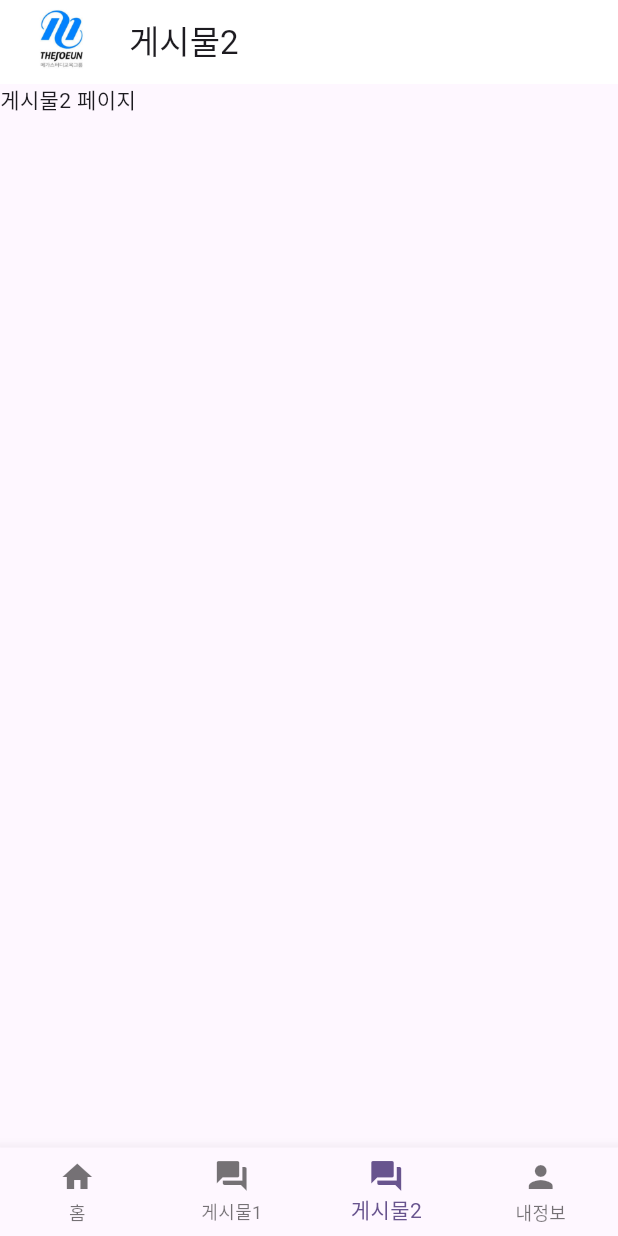
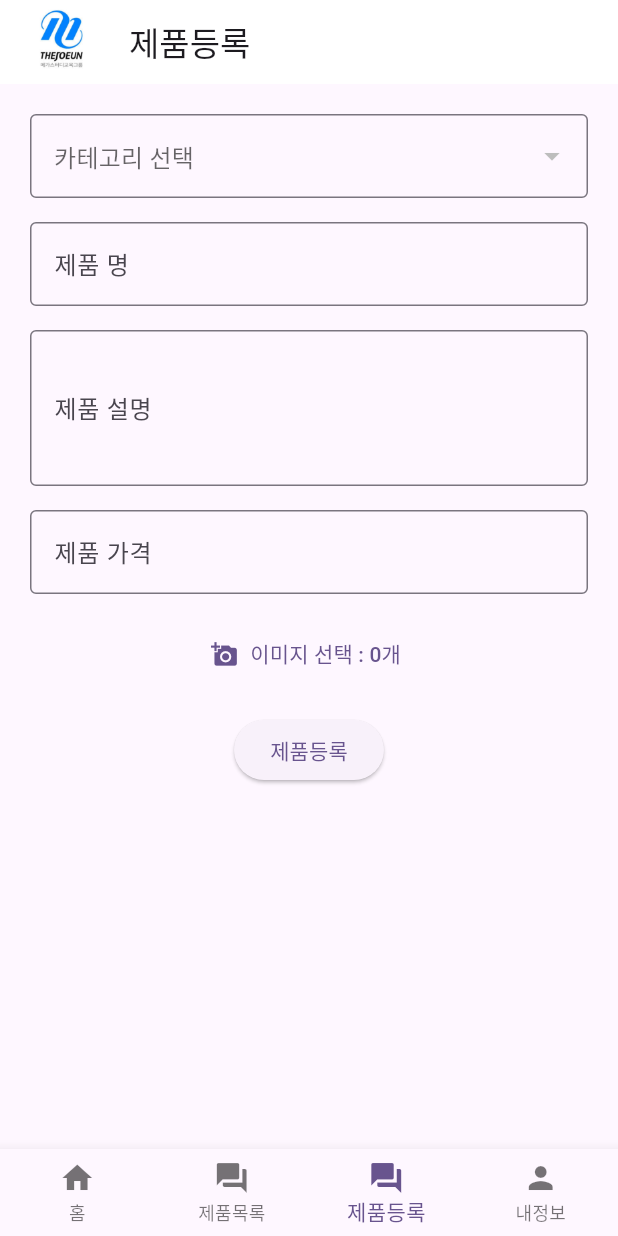
Before and after one commit to leeminjin0827/tj2024b_app, a Flutter app: the MainApp screen opened directly, item 3 of the bottom bar chosen, on a phone screen of 412 x 824 dp. Run offline on Flutter 3.47's test engine with Material 3 defaults, Android fonts, the phone set to English and light mode, and no system bars; our stand-ins replace dio, fluttertoast, image_picker, shared_preferences; accounts and stored records are empty; network calls fail.

```diff
--- a/devtools_options.yaml
+++ b/devtools_options.yaml
@@ -1,3 +1,4 @@
 description: This file stores settings for Dart & Flutter DevTools.
 documentation: https://docs.flutter.dev/tools/devtools/extensions#configure-extension-enablement-states
 extensions:
+  - shared_preferences: true
--- a/lib/app/layout/mainapp.dart
+++ b/lib/app/layout/mainapp.dart
@@ -4,6 +4,7 @@ import 'package:tj2024b_app/app/member/info.dart';
 import 'package:tj2024b_app/app/member/login.dart';
 import 'package:tj2024b_app/app/member/signup.dart';
 import 'package:tj2024b_app/app/product/productList.dart';
+import 'package:tj2024b_app/app/product/productRegister.dart';
 
 class MainApp extends StatefulWidget{
   @override
@@ -15,14 +16,14 @@ class _MainAppState extends State<MainApp>{
   List<Widget> pages = [
     Text("홈 페이지"),
     ProductList(), // 제품목록 위젯
-    Text("게시물2 페이지"),
+    ProductRegister(), // 제품등록 위젯
     Info(), // Text("내정보 페이지"),
   ];
   // 2. 페이지 상단 제목 리스트
   List<String> pageTitle = [
     '홈' ,
     '제품목록' ,
-    '게시물2' ,
+    '제품등록' ,
     '내정보(회원가입)'
   ];
   // 3. 현재 클릭된 페이지 번호 : 상태 변수
@@ -64,8 +65,8 @@ class _MainAppState extends State<MainApp>{
         type: BottomNavigationBarType.fixed, // 4개 이상일때 아이콘을 고정 크기 설정 , 아이콘이 많아지면 자동으로 확대/축소
         items: [ // 여러개 버튼 위젯들
           BottomNavigationBarItem(icon: Icon(Icons.home) , label: '홈'), // 아이콘 위젯
-          BottomNavigationBarItem(icon: Icon(Icons.forum) , label: '게시물1'),
-          BottomNavigationBarItem(icon: Icon(Icons.forum) , label: '게시물2'),
+          BottomNavigationBarItem(icon: Icon(Icons.forum) , label: '제품목록'),
+          BottomNavigationBarItem(icon: Icon(Icons.forum) , label: '제품등록'),
           BottomNavigationBarItem(icon: Icon(Icons.person) , label: '내정보'),
         ],
       ) // 바텀 end
--- a/lib/app/member/info.dart
+++ b/lib/app/member/info.dart
@@ -44,7 +44,7 @@ class _InfoState extends State<Info>{
       // 방법1 : dio.options.headers['속성명'] = 값;
       // 방법2 : dio.get( options : { headers : { '속성명' : 값 } } )
       dio.options.headers['Authorization'] = token;
-      final response = await dio.get("http://localhost:8080/member/info");
+      final response = await dio.get("http://192.168.40.88:8080/member/info");
       final data = response.data; print( data );
       if( data != '' ){ // (로그인) 회원정보가 존재하면
         setState(() { // 재 렌더링
@@ -65,7 +65,7 @@ class _InfoState extends State<Info>{
     // 서버에게 로그아웃 요청
     Dio dio = Dio();
     dio.options.headers['Authorization'] = token;
-    final response = await dio.get("http://localhost:8080/member/logout");
+    final response = await dio.get("http://192.168.40.88:8080/member/logout");
     // 전역변수(클라이언트) 에도 토큰 삭제
     await prefs.remove('token');
     // 페이지 전환/이동
--- a/lib/app/member/login.dart
+++ b/lib/app/member/login.dart
@@ -22,7 +22,7 @@ class _LoginState extends State<Login>{
         'mpwd' : pwdController.text,
       }; print( sendData );
       Dio dio = Dio();
-      final response = await dio.post( "http://localhost:8080/member/login", data: sendData );
+      final response = await dio.post( "http://192.168.40.88:8080/member/login", data: sendData );
       final data = response.data;
       if( data != '' ){ // 로그인 성공시 토큰 SharedPreferences 저장하기.
         // 1. 전역변수 호출
--- a/lib/app/member/signup.dart
+++ b/lib/app/member/signup.dart
@@ -36,7 +36,7 @@ class _SignupState extends State<Signup>{
     Dio dio = Dio();
     try {
       final response = await dio.post(
-          "http://localhost:8080/member/signup", data: sendData);
+          "http://192.168.40.88:8080/member/signup", data: sendData);
       final data = response.data;
 
       Navigator.pop(context); // 가장 앞(가장 최근에 열린)에 있는 위젯 닫기 ( showDialog() : 팝업 창 )
--- a/lib/app/product/productList.dart
+++ b/lib/app/product/productList.dart
@@ -1,7 +1,5 @@
 import 'package:dio/dio.dart';
-import 'package:flutter/cupertino.dart';
 import 'package:flutter/material.dart';
-import 'package:tj2024b_app/app/member/signup.dart';
 import 'package:tj2024b_app/app/product/productView.dart';
 
 class ProductList extends StatefulWidget{
--- /dev/null
+++ b/lib/app/product/productRegister.dart
@@ -0,0 +1,169 @@
+import 'dart:io';
+
+import 'package:dio/dio.dart';
+import 'package:flutter/material.dart';
+import 'package:image_picker/image_picker.dart';
+import 'package:shared_preferences/shared_preferences.dart';
+
+class ProductRegister extends StatefulWidget{
+  @override
+  State<StatefulWidget> createState() {
+    return _ProductRegisterState();
+  } // createState end
+} // c end
+
+class _ProductRegisterState extends State<ProductRegister>{
+
+  // 1.
+  final TextEditingController pnameController = TextEditingController(); // 제품명
+  final TextEditingController pcontentController = TextEditingController(); // 제품설멍
+  final TextEditingController ppriceController = TextEditingController(); // 제품가격
+  int? cno = 1; // 카테고리 번호 // 드롭다운
+  final dio = Dio();
+  final String baseUrl = "http://192.168.40.88:8080";
+  List<dynamic> categoryList = []; // 카테고리 목록
+
+  @override // 위젯이 로드될때 1번 실행 함수
+  void initState() { onCategory(); }
+
+  // 4. 이미지 피커 : 사용자의 파일을 플러터로 가져오기
+    // 1. pubspec.yamal 파일의 디펜더시 추가 : image_picker: ^1.1.2
+  List<XFile> selectedImage = []; // 현재 선택된 이미지들을 저장하는 리스트
+  void onSelectImage() async { // 이미지 선택 이벤트 함수
+    try{
+      ImagePicker picker = ImagePicker(); // 이미지 파커 객체생성 , .pickMultiImage() 이미지 여러개 , .pickImage() 이미지 한개
+      List<XFile> pickedFiles = await picker.pickMultiImage(); // 사용자가 선택한 이미지들을 XFILE 파일으로 반환한다.
+        // XFile 인터페이스는 이미지들을 조작할 수 있는 메소드 제공한다.
+      if( pickedFiles.isNotEmpty ){ // 선택한 이미지가 존재하면 상태변수에 저장한다.
+        setState(() { selectedImage = pickedFiles; });
+      } // if end
+    }catch(e) { print( e ); }
+  } // onSelectImage end
+
+  // 3. 카테고리 조회 요청 함수 (+위젯이 로드될때 실행)
+  void onCategory() async {
+    try{
+      final response = await dio.get("${baseUrl}/product/category");
+      setState(() { categoryList = response.data; print( categoryList ); });
+    }catch(e) { print( e ); }
+  } // onCategory end
+
+  // 2. 제품 등록 요청 함수 ( + FormData )
+  void onRegister() async {
+    try{
+      // 1. (현재 로그인된) 토큰 확인
+      final prefs = await SharedPreferences.getInstance(); // 전역변수 객체 호출
+      final token = prefs.getString("token"); // 전역변수 객체에 저장된 key 값 호출
+      if( token == null ){ print("로그인후 가능합니다."); return; } // 비로그인 상태
+      // 2. 폼데이터 구성 ( + 첨부파일 )
+      FormData formData = FormData(); // 전송할 자료들을 바이너리(바이트) 타입으로 변경 // 이유 : 대용량
+      // formData.fields.add( MapEntry("필드명", "깂")); // 필드명은 자바의 DTO 필드명과 동일한다.
+      formData.fields.add( MapEntry("pname", pnameController.text ) );        // 폼에 입력받은 제품명 전달
+      formData.fields.add( MapEntry("pcontent" , pcontentController.text ));  // 폼에 입력받은 제품설명 전달
+      formData.fields.add( MapEntry("pprice" , ppriceController.text ));      // 폼에 입력받은 제품가격 전달
+      formData.fields.add( MapEntry("cno" , '${cno}' ) );                     // 폼에 입력받은 카테고리 번호 전달
+      // (*) 현재 선택된 이미지들을 formData 에 담아주기.
+      for( XFile xFile in selectedImage ){
+        // Xfile 의 path : 파일경로 , Xfile 의 name : 파일이름 // dio의 multipartFile 이용하여 파일객체 만들기.
+        // XFile ---> multipartFile 변환
+        final file = await MultipartFile.fromFile( xFile.path , filename: xFile.name );
+        // dio의 multipartFile 객체를 폼 대입 , XFile 자체는 전송이 불가능하다.
+        formData.files.add( MapEntry("files", file ) ); // files 라는 이름으로 file(multipartFile)객체들을 대입한다.
+      } // for end
+      // 3. DIO 요청
+      dio.options.headers['Authorization'] = token;  // 3-1 : HTTP Header( 통신 정보 )에 인증 정보 포함.
+      final response = await dio.post("${baseUrl}/register" , data : formData );
+      // 4. DIO 응답 처리
+      if( response.statusCode == 201 && response.data == true ){
+        print("제품등록 성공");
+      } // if end
+    }catch(e) { print( e ); }
+  } // onRegister end
+
+  // 5. 화면 반환
+  @override
+  Widget build(BuildContext context) {
+
+    // + 카테고리 드롭다운 위젯 함수
+    Widget CategoryDropdown(){
+      // return DropdownButton( items: items, onChanged: onChanged );
+      // items : 드롭다운 안에 들어가는 여러개의 항목들
+      // 리스트.map( (반복변수){ return } ).toList()
+      // onChanged : 드론다운 값의 선택이 변경 되었을때 이벤트 발생함수.
+      return DropdownButtonFormField<int>( // 제네릭 <int> : value 에 들어가는 값 타입
+        value: cno,
+        hint: Text("카테고리 선택"), // 가이드라인
+        decoration: InputDecoration( border: OutlineInputBorder() ), // 바깥 데두리
+        items: categoryList.map( (category){
+          return DropdownMenuItem<int>( // 제네릭 <int> : value 에 들어가는 값 타입
+            value: category['cno'], // 드롭다운에서 값 선택시 반환되는 값
+            child: Text( category['cname']), // 드롭다운 화면에 보이는 텍스트
+          );
+        }).toList(),
+        onChanged: ( value ) { setState(() { cno = value; }); } // 변경된/선택된 값을 cno 에 대입
+      );
+    } // CategoryDropdown end
+
+    // (+) 선택한 이미지 미리보기 함수
+    Widget ImagePreview(){
+      if( selectedImage.isEmpty ){ return SizedBox(); }// 만약에 선택된 이미지가 없으면 빈칸
+      return Container(
+        height: 100,
+        child: ListView.builder(
+          scrollDirection: Axis.horizontal, // List 방향 , 기본값이 세로 , 가로 설정
+          itemCount: selectedImage.length, // 이미지 개수만큼 반복
+          itemBuilder: (context , index){ // 반복문
+            final XFile xFile = selectedImage[index]; // index 변째 xfile 꺼내기
+            return Padding(
+              padding: EdgeInsets.all(5), // 여백
+              child: SizedBox(
+                width: 100, height: 100, // 이미지 사이즈 설정
+                child: Image.file( File( xFile.path )), // 현재 index번째의 xfile 경로를 출력
+              ),
+            );
+          }
+        ),
+      );
+    } // ImagePreview end
+
+    return Scaffold(
+      body: Container(
+        padding: EdgeInsets.all( 20 ),
+        child: Column(
+          children: [
+            CategoryDropdown(),
+            SizedBox( height: 16,),
+            TextField(
+              controller: pnameController,
+              decoration: InputDecoration( labelText: "제품 명" , border: OutlineInputBorder() ),
+            ),
+            SizedBox( height: 16,),
+
+            TextField(
+              controller: pcontentController,
+              maxLines: 3, // 텍스트 줄 길이
+              decoration: InputDecoration( labelText: "제품 설명" , border: OutlineInputBorder() ),
+            ),
+            SizedBox( height: 16,),
+
+            TextField(
+              controller: ppriceController,
+              decoration: InputDecoration( labelText: "제품 가격" , border: OutlineInputBorder() ),
+              keyboardType: TextInputType.number, // 키보드 기본 타입을 설정
+            ),
+            SizedBox( height: 16,),
+
+            TextButton.icon(
+              icon: Icon( Icons.add_a_photo ),
+              label: Text("이미지 선택 : ${ selectedImage.length }개"),
+              onPressed: onSelectImage,
+            ),
+            ImagePreview(),
+            SizedBox( height: 16,),
+            ElevatedButton(onPressed: onRegister, child: Text("제품등록")),
+          ],
+        ), // Column end
+      ), // Container end
+    ); // Scaffold end
+  } // build end
+} // c end
--- a/pubspec.yaml
+++ b/pubspec.yaml
@@ -34,6 +34,8 @@ dependencies:
   shared_preferences: ^2.5.3
   # 간단한 알림 메시지 창 라이브러리
   fluttertoast: ^8.2.12
+  # 이미지 피커 ( + 업로드 )
+  image_picker: ^1.1.2
   # 플러터 SDK 라이브러리 추가
   flutter:
     sdk: flutter
```
Also changed, not shown: lib/app/product/productView.dart (+36 -3 lines), pubspec.lock, 5 other files.
